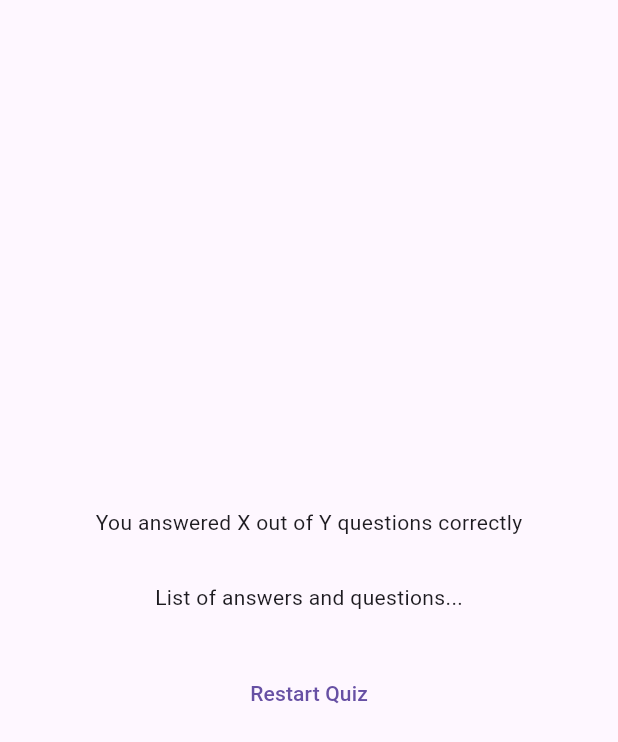
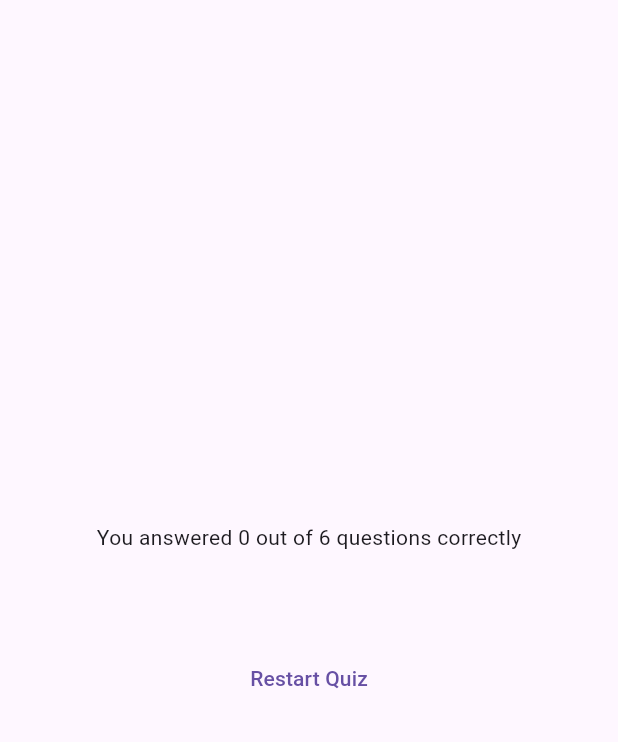
Before and after one commit to bshreyank/Flutter-Dart---Academine, a Flutter app: the ResultScreen widget shown alone on an empty page, opened directly with empty values, on a phone screen of 412 x 824 dp. Shown: the top 742 px of the screen. Run offline on Flutter 3.47's test engine with Material 3 defaults, Android fonts, the phone set to English and light mode, and no system bars.

Commit message:
Lec 87: Filtering and Analyzing List

```diff
--- a/section_3_flutter_deep_dive_quiz_app/lib/ui/quiz.dart
+++ b/section_3_flutter_deep_dive_quiz_app/lib/ui/quiz.dart
@@ -28,7 +28,7 @@
 
     if (selectedAnswers.length == questions.length) {
       setState(() {
-        selectedAnswers = [];
+        // selectedAnswers = [];
         activeScreen = 'result-screen';
       });
     }
--- a/section_3_flutter_deep_dive_quiz_app/lib/ui/result_screen.dart
+++ b/section_3_flutter_deep_dive_quiz_app/lib/ui/result_screen.dart
@@ -2,6 +2,7 @@
 
 import 'package:flutter/material.dart';
 import 'package:section_3_flutter_deep_dive_quiz_app/data/question.dart';
+import 'package:section_3_flutter_deep_dive_quiz_app/ui/questions_summary.dart';
 
 class ResultScreen extends StatelessWidget {
   const ResultScreen({
@@ -29,6 +30,14 @@
 
   @override
   Widget build(BuildContext context) {
+    final summaryData = getSummaryData();
+    final numTotalQuestions = questions.length;
+    final numCorrectQuestions = summaryData.where(
+      (data) {
+        return ['user_answer'] == ['correct_answer'];
+      },
+    ).length;
+
     return SizedBox(
       width: double.infinity,
       child: Container(
@@ -36,9 +45,11 @@
         child: Column(
           mainAxisAlignment: MainAxisAlignment.center,
           children: [
-            const Text('You answered X out of Y questions correctly'),
+            Text(
+              'You answered $numCorrectQuestions out of $numTotalQuestions questions correctly',
+            ),
             const SizedBox(height: 30),
-            const Text('List of answers and questions...'),
+            QuestionsSummary(summaryData),
             const SizedBox(height: 30),
             TextButton(
               onPressed: () {
```
Also changed, not shown: section_3_flutter_deep_dive_quiz_app/lib/ui/questions_summary.dart (+11 -1 lines).
